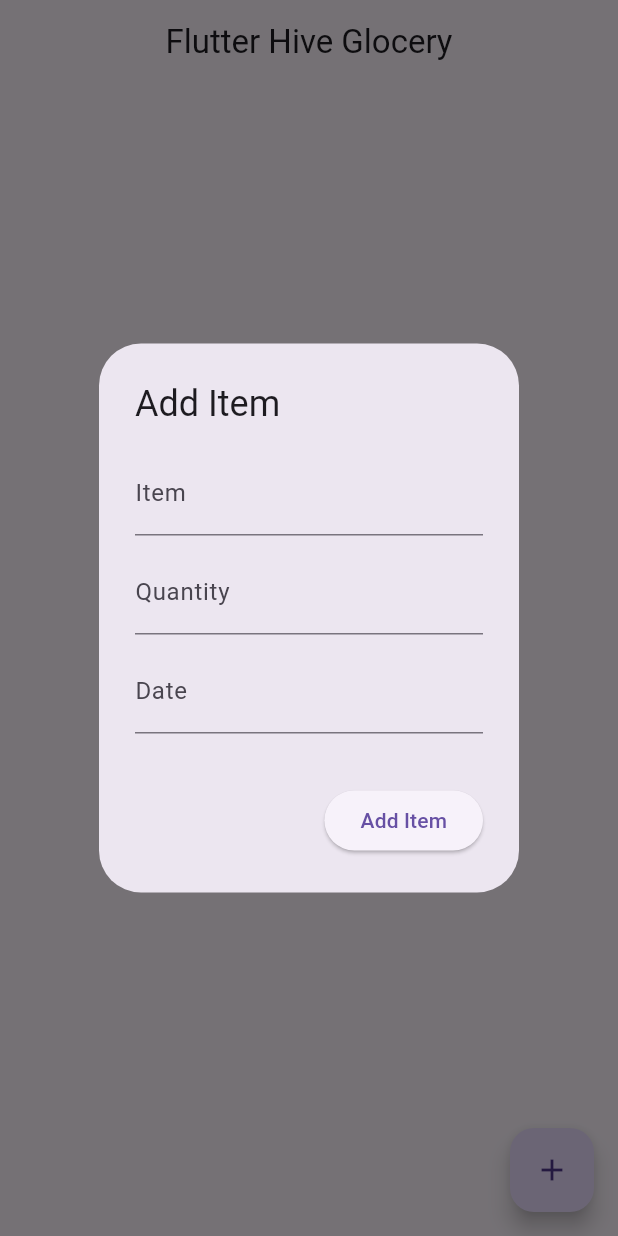
After one commit to Mindsetter/flutter_api, a Flutter app: the HiveFlutterDemo screen opened directly, after a tap on the "add" icon, on a phone screen of 412 x 824 dp. The commit adds this screen. Run offline on Flutter 3.47's test engine with Material 3 defaults, Android fonts, the phone set to English and light mode, and no system bars; our stand-ins replace dio, hive_flutter, shared_preferences; accounts and stored records are empty.

Commit message:
add, get, delete from Hive

```diff
--- /dev/null
+++ b/lib/hive_flutter.dart
@@ -0,0 +1,133 @@
+import 'package:flutter/material.dart';
+import 'package:flutter_api/hive_helper.dart';
+import 'package:hive_flutter/hive_flutter.dart';
+
+class HiveFlutterDemo extends StatefulWidget {
+  const HiveFlutterDemo({super.key});
+
+  @override
+  State<HiveFlutterDemo> createState() => _HiveFlutterDemoState();
+}
+
+class _HiveFlutterDemoState extends State<HiveFlutterDemo> {
+  List<Map<String, dynamic>> _gloceryItems = [];
+  @override
+  void initState() {
+    setState(() {
+      _gloceryItems = HiveHelper.getGloceries();
+    });
+    super.initState();
+  }
+
+  final _itemController = TextEditingController();
+  final _quantiityController = TextEditingController();
+  final _dateController = TextEditingController();
+
+  @override
+  Widget build(BuildContext context) {
+    return Scaffold(
+      appBar: AppBar(
+        title: const Text('Flutter Hive Glocery'),
+        centerTitle: true,
+      ),
+      body: _gloceryItems.isEmpty
+          ? const Center(
+              child: Text(
+                'No Glocery Items added yet!',
+                style: TextStyle(
+                  fontSize: 20,
+                  fontWeight: FontWeight.bold,
+                ),
+              ),
+            )
+          : ListView.builder(
+              itemCount: _gloceryItems.length,
+              itemBuilder: (context, index) {
+                final item = _gloceryItems[index];
+                return Card(
+                  elevation: 5,
+                  child: ListTile(
+                    title: Text(item['item']),
+                    subtitle: Text(item['date']),
+                    leading: Text(item['quantity']),
+                    trailing: IconButton(
+                      onPressed: () {
+                        HiveHelper.deleteItem(item['key']);
+                        setState(() {
+                          _gloceryItems = HiveHelper.getGloceries();
+                        });
+                      },
+                      icon: const Icon(Icons.delete),
+                    ),
+                    onTap: () {
+                      HiveHelper.updateItem(
+                        item['key'],
+                        {},
+                      );
+                    },
+                  ),
+                );
+              },
+            ),
+      floatingActionButton: FloatingActionButton(
+        child: const Icon(Icons.add),
+        onPressed: () {
+          gloceryModel(context);
+        },
+      ),
+    );
+  }
+
+  // Create an alert dialog to add item
+  void gloceryModel(BuildContext context) {
+    showDialog(
+      context: context,
+      builder: (_) {
+        return AlertDialog(
+          title: const Text('Add Item'),
+          content: Column(
+            mainAxisSize: MainAxisSize.min,
+            children: [
+              _buildTextField(_itemController, 'Item'),
+              const SizedBox(height: 10),
+              _buildTextField(_quantiityController, 'Quantity'),
+              const SizedBox(height: 10),
+              _buildTextField(_dateController, 'Date'),
+              const SizedBox(height: 10),
+            ],
+          ),
+          actions: [
+            ElevatedButton(
+                onPressed: () {
+                  HiveHelper.addItem({
+                    'item': _itemController.text,
+                    'quantity': _quantiityController.text,
+                    'date': _dateController.text,
+                  });
+                  _itemController.clear();
+                  _quantiityController.clear();
+                  _dateController.clear();
+
+                  setState(() {
+                    _gloceryItems = HiveHelper.getGloceries();
+                    Navigator.of(context).pop();
+                  });
+                },
+                child: const Text('Add Item'))
+          ],
+        );
+      },
+    );
+  }
+  // Create TextField Builder
+
+  TextField _buildTextField(TextEditingController controller, String hint) {
+    return TextField(
+      controller: controller,
+      decoration: InputDecoration(
+        hintText: hint,
+        labelText: hint,
+      ),
+    );
+  }
+}
--- /dev/null
+++ b/lib/hive_helper.dart
@@ -0,0 +1,42 @@
+import 'package:hive_flutter/hive_flutter.dart';
+
+class HiveHelper {
+  // Get the opened Box
+  static final _gloceryList = Hive.box('glocery_list');
+
+  // Read Data from Hive in Map<String, dynamic>
+  static List<Map<String, dynamic>> getGloceries() {
+    // Get data according it key
+    var gloceryList = _gloceryList.keys.map((key) {
+      // Get key assign value
+      var value = _gloceryList.get(key);
+
+      return {
+        "key": key,
+        "item": value['item'],
+        "quantity": value['quantity'],
+        "date": value['date'],
+      };
+    }).toList();
+    return gloceryList; // Return a list of glocery items
+  }
+
+  // Add Glocery item to Hive (Create Data)
+  static Future<void> addItem(Map<String, dynamic> newItem) async {
+    await _gloceryList.add(newItem); // add new item into Hive
+  }
+
+  // Update Glocery item
+  static Future<void> updateItem(
+      int itemKey, Map<String, dynamic> changeItem) async {
+    // Use put() to update
+    // Update item using it key
+    await _gloceryList.put(itemKey, changeItem);
+  }
+
+  // Delete Glocery item
+  static Future<void> deleteItem(int itemKey) async {
+    // Delete item using it key
+    await _gloceryList.delete(itemKey);
+  }
+}
--- a/pubspec.yaml
+++ b/pubspec.yaml
@@ -39,6 +39,7 @@ dependencies:
   dio: ^5.7.0
   shared_preferences: ^2.3.3
   hive_flutter: ^1.1.0
+  hive: ^2.2.3
 
 dev_dependencies:
   flutter_test:
```
Also changed, not shown: lib/main.dart (+60 -55 lines), pubspec.lock.
